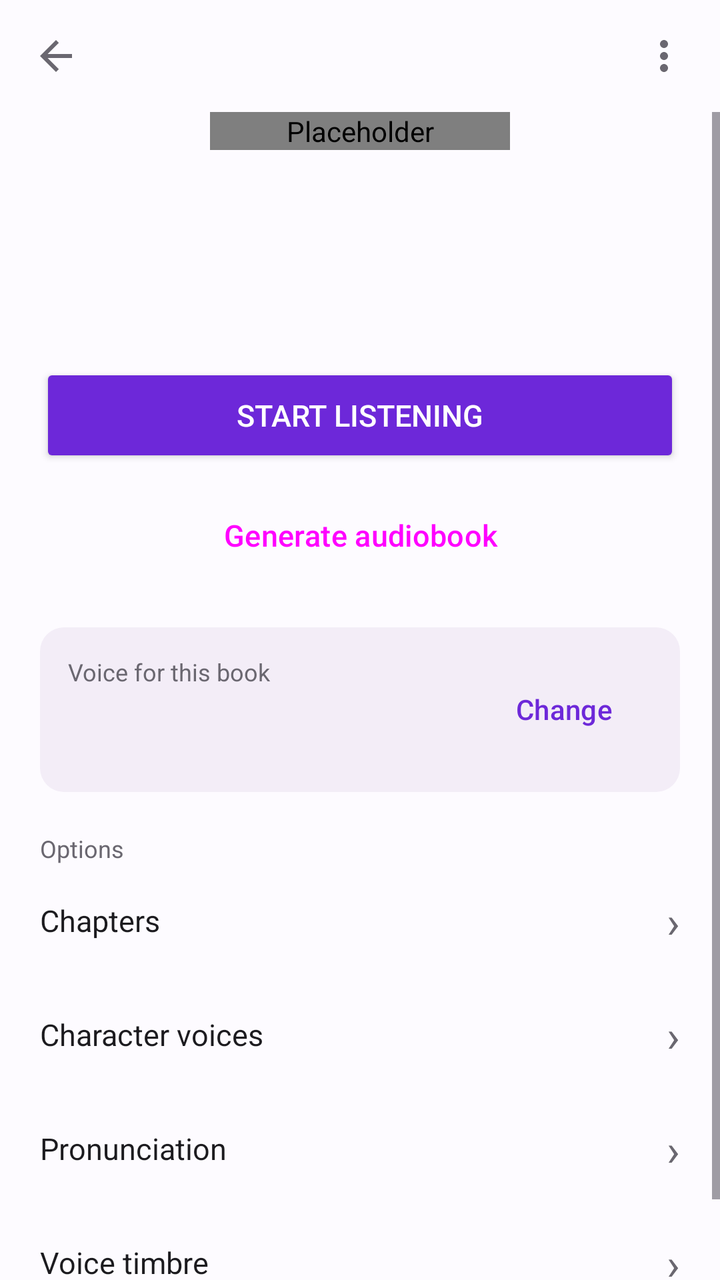
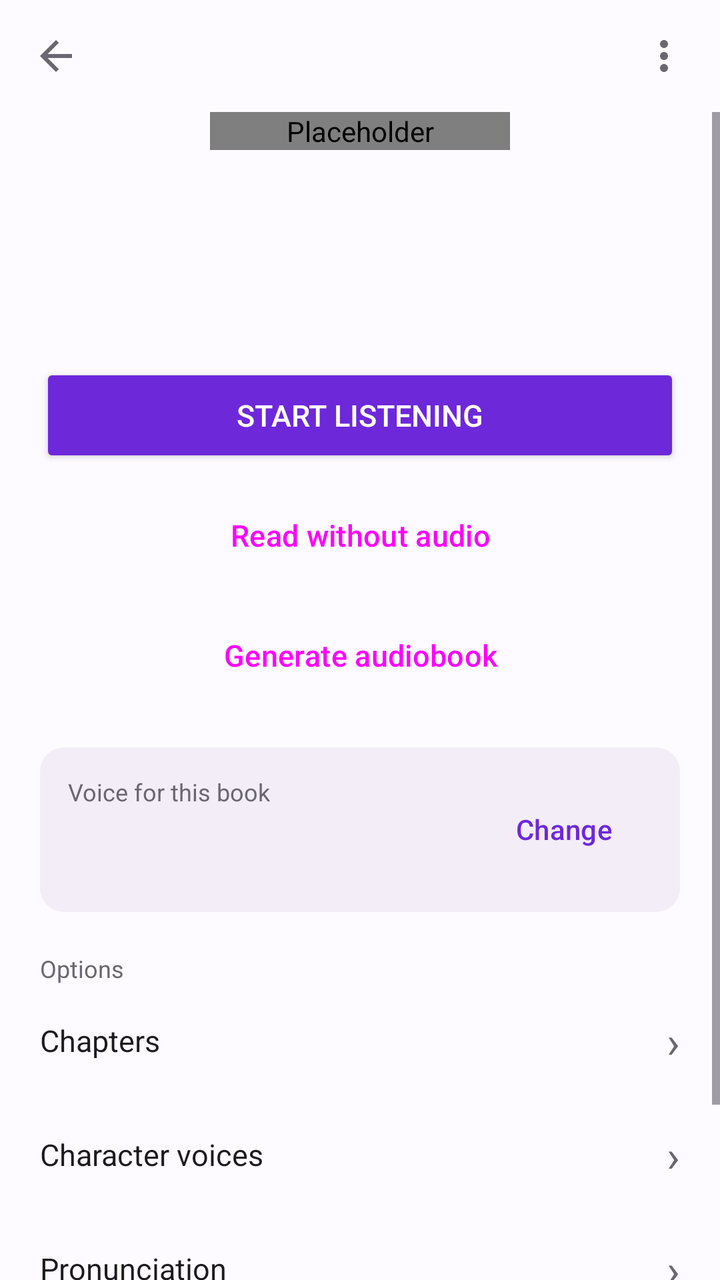

Two renders of the same Android screen: before a commit and after it. Below are the layout's source before the change and the commit's diff.
<!-- AndroidManifest.xml: application theme AppTheme -->
<!-- res/layout/activity_livro.xml -->
<?xml version="1.0" encoding="utf-8"?>
<LinearLayout
    xmlns:android="http://schemas.android.com/apk/res/android"
    xmlns:app="http://schemas.android.com/apk/res-auto"
    android:layout_width="match_parent"
    android:layout_height="match_parent"
    android:orientation="vertical"
    android:background="@color/color_background"
    android:fitsSystemWindows="true">

    <LinearLayout
        android:layout_width="match_parent"
        android:layout_height="56dp"
        android:orientation="horizontal"
        android:paddingStart="4dp"
        android:paddingEnd="4dp"
        android:gravity="center_vertical">

        <ImageButton
            android:id="@+id/btnVoltarLivro"
            android:layout_width="48dp"
            android:layout_height="48dp"
            android:background="@android:color/transparent"
            android:src="@drawable/ic_voltar"
            app:tint="@color/color_on_surface_dim"
            android:contentDescription="@string/cd_voltar"
            android:tooltipText="@string/cd_voltar"/>

        <View
            android:layout_width="0dp"
            android:layout_height="1dp"
            android:layout_weight="1"/>

        <ImageButton
            android:id="@+id/btnMaisLivro"
            android:layout_width="48dp"
            android:layout_height="48dp"
            android:background="@android:color/transparent"
            android:src="@drawable/ic_mais"
            app:tint="@color/color_on_surface_dim"
            android:contentDescription="@string/cd_mais_opcoes"
            android:tooltipText="@string/cd_mais_opcoes"/>
    </LinearLayout>

    <ScrollView
        android:layout_width="match_parent"
        android:layout_height="0dp"
        android:layout_weight="1"
        android:overScrollMode="never">

        <LinearLayout
            android:layout_width="match_parent"
            android:layout_height="wrap_content"
            android:orientation="vertical"
            android:paddingStart="20dp"
            android:paddingEnd="20dp"
            android:paddingBottom="24dp">

            <com.jonjonesbr.audiobookgen.ui.CapaView
                android:id="@+id/ivLivroCapaGrande"
                android:layout_width="150dp"
                android:layout_height="wrap_content"
                android:layout_gravity="center_horizontal"
                android:scaleType="centerCrop"
                android:contentDescription="@null"/>

            <TextView
                android:id="@+id/tvLivroTituloGrande"
                android:layout_width="match_parent"
                android:layout_height="wrap_content"
                android:layout_marginTop="16dp"
                android:gravity="center"
                android:fontFamily="@font/literata"
                android:textColor="@color/color_on_surface"
                android:textSize="22sp"
                android:textStyle="bold"/>

            <TextView
                android:id="@+id/tvLivroAutorGrande"
                android:layout_width="match_parent"
                android:layout_height="wrap_content"
                android:layout_marginTop="4dp"
                android:gravity="center"
                android:textColor="@color/color_on_surface_muted"
                android:textSize="14sp"/>

            <TextView
                android:id="@+id/tvLivroMeta"
                android:layout_width="match_parent"
                android:layout_height="wrap_content"
                android:layout_marginTop="6dp"
                android:gravity="center"
                android:textColor="@color/color_on_surface_dim"
                android:textSize="12sp"/>

            <ProgressBar
                android:id="@+id/pbLivroProgresso"
                style="?android:attr/progressBarStyleHorizontal"
                android:layout_width="match_parent"
                android:layout_height="wrap_content"
                android:layout_marginTop="16dp"
                android:max="1000"
                android:visibility="gone"/>

            <TextView
                android:id="@+id/tvLivroProgresso"
                android:layout_width="match_parent"
                android:layout_height="wrap_content"
                android:layout_marginTop="4dp"
                android:textColor="@color/color_on_surface_dim"
                android:textSize="12sp"
                android:visibility="gone"/>

            <Button
                android:id="@+id/btnLivroContinuar"
                android:layout_width="match_parent"
                android:layout_height="wrap_content"
                android:minHeight="52dp"
                android:layout_marginTop="16dp"
                android:text="@string/livro_comecar"
                android:textSize="15sp"
                android:backgroundTint="?attr/colorPrimary"
                android:textColor="?attr/colorOnPrimary"/>

            <Button
                android:id="@+id/btnLivroGerarAudiobook"
                style="@style/Widget.Material3.Button.TonalButton"
                android:layout_width="match_parent"
                android:layout_height="wrap_content"
                android:minHeight="52dp"
                android:layout_marginTop="8dp"
                android:text="@string/bib_acao_audiobook"
                android:textSize="15sp"/>

            <LinearLayout
                android:layout_width="match_parent"
                android:layout_height="wrap_content"
                android:layout_marginTop="20dp"
                android:orientation="horizontal"
                android:gravity="center_vertical"
                android:padding="14dp"
                android:background="@drawable/bg_card">

                <LinearLayout
                    android:layout_width="0dp"
                    android:layout_height="wrap_content"
                    android:layout_weight="1"
                    android:orientation="vertical">

                    <TextView
                        android:layout_width="match_parent"
                        android:layout_height="wrap_content"
                        android:text="@string/livro_voz_titulo"
                        android:textColor="@color/color_on_surface_dim"
                        android:textSize="12sp"/>

                    <TextView
                        android:id="@+id/tvLivroVozNome"
                        android:layout_width="match_parent"
                        android:layout_height="wrap_content"
                        android:textColor="@color/color_on_surface"
                        android:textSize="16sp"
                        android:textStyle="bold"/>

                    <TextView
                        android:id="@+id/tvLivroVozDetalhe"
                        android:layout_width="match_parent"
                        android:layout_height="wrap_content"
                        android:textColor="@color/color_on_surface_muted"
                        android:textSize="12sp"/>
                </LinearLayout>

                <Button
                    android:id="@+id/btnTrocarVozLivro"
                    style="@style/Widget.Material3.Button.TextButton"
                    android:layout_width="wrap_content"
                    android:layout_height="wrap_content"
                    android:text="@string/livro_trocar"
                    android:textColor="?attr/colorPrimary"/>
            </LinearLayout>

            <TextView
                android:layout_width="match_parent"
                android:layout_height="wrap_content"
                android:layout_marginTop="20dp"
                android:text="@string/livro_opcoes_titulo"
                android:textColor="@color/color_on_surface_dim"
                android:textSize="12sp"/>

            <LinearLayout
                android:id="@+id/linhaCapitulosLivro"
                android:layout_width="match_parent"
                android:layout_height="wrap_content"
                android:minHeight="56dp"
                android:gravity="center_vertical"
                android:orientation="horizontal"
                android:background="?attr/selectableItemBackground"
                android:clickable="true"
                android:focusable="true">

                <TextView
                    android:layout_width="0dp"
                    android:layout_height="wrap_content"
                    android:layout_weight="1"
                    android:text="@string/livro_op_capitulos"
                    android:textColor="@color/color_on_surface"
                    android:textSize="15sp"/>

                <TextView
                    android:layout_width="wrap_content"
                    android:layout_height="wrap_content"
                    android:text="›"
                    android:textColor="@color/color_on_surface_dim"
                    android:textSize="22sp"/>
            </LinearLayout>

            <View android:layout_width="match_parent" android:layout_height="1dp" android:background="@color/color_divider"/>

            <LinearLayout
                android:id="@+id/linhaPersonagensLivro"
                android:layout_width="match_parent"
                android:layout_height="wrap_content"
                android:minHeight="56dp"
                android:gravity="center_vertical"
                android:orientation="horizontal"
                android:background="?attr/selectableItemBackground"
                android:clickable="true"
                android:focusable="true">

                <TextView
                    android:layout_width="0dp"
                    android:layout_height="wrap_content"
                    android:layout_weight="1"
                    android:text="@string/livro_op_personagens"
                    android:textColor="@color/color_on_surface"
                    android:textSize="15sp"/>

                <TextView
                    android:layout_width="wrap_content"
                    android:layout_height="wrap_content"
                    android:text="›"
                    android:textColor="@color/color_on_surface_dim"
                    android:textSize="22sp"/>
            </LinearLayout>

            <View android:layout_width="match_parent" android:layout_height="1dp" android:background="@color/color_divider"/>

            <LinearLayout
                android:id="@+id/linhaPronunciaLivro"
                android:layout_width="match_parent"
                android:layout_height="wrap_content"
                android:minHeight="56dp"
                android:gravity="center_vertical"
                android:orientation="horizontal"
                android:background="?attr/selectableItemBackground"
                android:clickable="true"
                android:focusable="true">

                <TextView
                    android:layout_width="0dp"
                    android:layout_height="wrap_content"
                    android:layout_weight="1"
                    android:text="@string/livro_op_pronuncia"
                    android:textColor="@color/color_on_surface"
                    android:textSize="15sp"/>

                <TextView
                    android:layout_width="wrap_content"
                    android:layout_height="wrap_content"
                    android:text="›"
                    android:textColor="@color/color_on_surface_dim"
                    android:textSize="22sp"/>
            </LinearLayout>

            <View android:layout_width="match_parent" android:layout_height="1dp" android:background="@color/color_divider"/>

            <LinearLayout
                android:id="@+id/linhaTimbreLivro"
                android:layout_width="match_parent"
                android:layout_height="wrap_content"
                android:minHeight="56dp"
                android:gravity="center_vertical"
                android:orientation="horizontal"
                android:background="?attr/selectableItemBackground"
                android:clickable="true"
                android:focusable="true">

                <TextView
                    android:layout_width="0dp"
                    android:layout_height="wrap_content"
                    android:layout_weight="1"
                    android:text="@string/livro_op_timbre"
                    android:textColor="@color/color_on_surface"
                    android:textSize="15sp"/>

                <TextView
                    android:layout_width="wrap_content"
                    android:layout_height="wrap_content"
                    android:text="›"
                    android:textColor="@color/color_on_surface_dim"
                    android:textSize="22sp"/>
            </LinearLayout>
        </LinearLayout>
    </ScrollView>

    <include
        layout="@layout/view_mini_player"
        android:layout_width="match_parent"
        android:layout_height="wrap_content"/>
</LinearLayout>
<!-- res/layout/view_mini_player.xml (included above) -->
<?xml version="1.0" encoding="utf-8"?>
<LinearLayout
    xmlns:android="http://schemas.android.com/apk/res/android"
    xmlns:app="http://schemas.android.com/apk/res-auto"
    android:id="@+id/miniPlayerRoot"
    android:layout_width="match_parent"
    android:layout_height="wrap_content"
    android:orientation="vertical"
    android:background="@color/color_surface"
    android:elevation="8dp"
    android:visibility="gone">

    <View
        android:layout_width="match_parent"
        android:layout_height="1dp"
        android:background="@color/color_divider"/>

    
    <LinearLayout
        android:id="@+id/guidedIndicatorBar"
        android:layout_width="match_parent"
        android:layout_height="52dp"
        android:orientation="horizontal"
        android:gravity="center_vertical"
        android:paddingStart="14dp"
        android:paddingEnd="8dp"
        android:background="@color/color_surface"
        android:visibility="gone">

        <TextView
            android:id="@+id/guidedIndicatorText"
            android:layout_width="0dp"
            android:layout_height="wrap_content"
            android:layout_weight="1"
            android:maxLines="1"
            android:ellipsize="end"
            android:textSize="13sp"
            android:textStyle="bold"
            android:textColor="@color/color_on_surface"/>

        <ImageButton
            android:id="@+id/guidedIndicatorPlayPause"
            android:layout_width="48dp"
            android:layout_height="48dp"
            android:background="@android:color/transparent"
            android:padding="4dp"
            android:src="@drawable/ic_player_pause"
            app:tint="@color/color_primary"
            android:contentDescription="@string/cd_play_pause"
            android:tooltipText="@string/cd_play_pause"/>

    </LinearLayout>

    <LinearLayout
        android:id="@+id/miniPlayerBar"
        android:layout_width="match_parent"
        android:layout_height="56dp"
        android:orientation="horizontal"
        android:gravity="center_vertical"
        android:paddingStart="12dp"
        android:paddingEnd="8dp">

        <TextView
            android:id="@+id/miniPlayerNome"
            android:layout_width="0dp"
            android:layout_height="wrap_content"
            android:layout_weight="1"
            android:maxLines="1"
            android:ellipsize="end"
            android:textSize="13sp"
            android:textStyle="bold"
            android:textColor="@color/color_on_surface"/>

        <ImageButton
            android:id="@+id/miniPlayerPlayPause"
            android:layout_width="48dp"
            android:layout_height="48dp"
            android:background="@android:color/transparent"
            android:padding="4dp"
            android:src="@drawable/ic_player_play"
            app:tint="@color/color_primary"
            android:contentDescription="@string/cd_play_pause"
            android:tooltipText="@string/cd_play_pause"/>

        <ImageButton
            android:id="@+id/miniPlayerExpandir"
            android:layout_width="48dp"
            android:layout_height="48dp"
            android:background="@android:color/transparent"
            android:padding="6dp"
            android:src="@android:drawable/arrow_up_float"
            app:tint="@color/color_on_surface_muted"
            android:contentDescription="@string/cd_expandir_player"
            android:tooltipText="@string/cd_expandir_player"/>

        
        <ImageButton
            android:id="@+id/miniPlayerFechar"
            android:layout_width="48dp"
            android:layout_height="48dp"
            android:background="@android:color/transparent"
            android:padding="8dp"
            android:src="@drawable/ic_player_fechar"
            app:tint="@color/color_on_surface_muted"
            android:contentDescription="@string/cd_fechar_player"
            android:tooltipText="@string/cd_fechar_player"/>

    </LinearLayout>

    <LinearLayout
        android:id="@+id/miniPlayerExpanded"
        android:layout_width="match_parent"
        android:layout_height="wrap_content"
        android:orientation="vertical"
        android:paddingStart="12dp"
        android:paddingEnd="12dp"
        android:paddingBottom="8dp"
        android:visibility="gone">

        <TextView
            android:id="@+id/miniPlayerTempo"
            android:layout_width="match_parent"
            android:layout_height="wrap_content"
            android:gravity="end"
            android:textSize="12sp"
            android:textColor="@color/color_on_surface_muted"
            android:text="@string/tempo_inicial"/>

        <SeekBar
            android:id="@+id/miniPlayerSeek"
            android:layout_width="match_parent"
            android:layout_height="wrap_content"
            android:progressTint="@color/color_primary"/>

        <LinearLayout
            android:layout_width="match_parent"
            android:layout_height="wrap_content"
            android:gravity="center"
            android:orientation="horizontal"
            android:layout_marginTop="4dp">

            <Button
                android:id="@+id/miniPlayerRecuar"
                android:layout_width="wrap_content"
                android:layout_height="wrap_content"
android:text="@string/mini_player_recuar"
                    android:textColor="@color/color_on_surface"
                    android:textSize="12sp"
                    style="@style/Widget.Material3.Button.TextButton"/>

            <ImageButton
                android:id="@+id/miniPlayerPlayPauseGrande"
                android:layout_width="52dp"
                android:layout_height="52dp"
                android:background="@drawable/bg_play_button"
                android:src="@drawable/ic_player_play"
                app:tint="@color/color_on_surface"
                android:contentDescription="@string/cd_play_pause"
                android:tooltipText="@string/cd_play_pause"
                android:layout_marginStart="8dp"
                android:layout_marginEnd="8dp"/>

            <Button
                android:id="@+id/miniPlayerAvancar"
                android:layout_width="wrap_content"
                android:layout_height="wrap_content"
android:text="@string/mini_player_avancar"
                    android:textColor="@color/color_on_surface"
                    android:textSize="12sp"
                    style="@style/Widget.Material3.Button.TextButton"/>

            <Button
                android:id="@+id/miniPlayerSleepTimer"
                android:layout_width="wrap_content"
                android:layout_height="wrap_content"
                android:text="😴"
                android:textSize="16sp"
                android:textColor="@color/color_on_surface"
                android:background="@android:color/transparent"
                android:contentDescription="@string/cd_sleep_timer"
                android:layout_marginStart="8dp"/>

        </LinearLayout>

        <HorizontalScrollView
            android:layout_width="match_parent"
            android:layout_height="wrap_content"
            android:scrollbars="none"
            android:layout_marginTop="4dp">

        <LinearLayout
            android:layout_width="wrap_content"
            android:layout_height="wrap_content"
            android:layout_gravity="center_horizontal"
            android:orientation="horizontal"
            android:gravity="center">

            <Button
                android:id="@+id/miniPlayerVel075"
                android:layout_width="wrap_content"
                android:layout_height="wrap_content"
android:text="@string/mini_player_vel_075"
                    android:textColor="@color/color_on_surface"
                android:textSize="12sp"
                style="@style/Widget.Material3.Button.TextButton"/>

            <Button
                android:id="@+id/miniPlayerVel100"
                android:layout_width="wrap_content"
                android:layout_height="wrap_content"
android:text="@string/mini_player_vel_100"
                    android:textColor="@color/color_on_surface"
                android:textSize="12sp"
                style="@style/Widget.Material3.Button.TextButton"/>

            <Button
                android:id="@+id/miniPlayerVel125"
                android:layout_width="wrap_content"
                android:layout_height="wrap_content"
android:text="@string/mini_player_vel_125"
                    android:textColor="@color/color_on_surface"
                android:textSize="12sp"
                style="@style/Widget.Material3.Button.TextButton"/>

            <Button
                android:id="@+id/miniPlayerVel150"
                android:layout_width="wrap_content"
                android:layout_height="wrap_content"
android:text="@string/mini_player_vel_150"
                    android:textColor="@color/color_on_surface"
                android:textSize="12sp"
                style="@style/Widget.Material3.Button.TextButton"/>

            <Button
                android:id="@+id/miniPlayerVel200"
                android:layout_width="wrap_content"
                android:layout_height="wrap_content"
android:text="@string/mini_player_vel_200"
                    android:textColor="@color/color_on_surface"
                android:textSize="12sp"
                style="@style/Widget.Material3.Button.TextButton"/>

        </LinearLayout>

        </HorizontalScrollView>

        <Button
            android:id="@+id/miniPlayerLerLivro"
            android:layout_width="wrap_content"
            android:layout_height="wrap_content"
            android:layout_gravity="center_horizontal"
            android:layout_marginTop="4dp"
            android:text="@string/mini_player_ler_livro"
            android:textColor="@color/color_on_surface"
            android:textSize="12sp"
            android:background="@android:color/transparent"
            android:visibility="gone"
            style="@style/Widget.Material3.Button.TextButton"/>

        <Button
            android:id="@+id/miniPlayerCapitulos"
            android:layout_width="wrap_content"
            android:layout_height="wrap_content"
            android:layout_gravity="center_horizontal"
            android:layout_marginTop="4dp"
            android:text="@string/action_capitulos"
            android:textColor="@color/color_on_surface"
            android:textSize="12sp"
            android:background="@android:color/transparent"
            android:visibility="gone"
            style="@style/Widget.Material3.Button.TextButton"/>

    </LinearLayout>

</LinearLayout>
<!-- resources referenced by this layout -->
<resources>
  <!-- drawable bg_card (drawable) -->
  <?xml version="1.0" encoding="utf-8"?>
  <shape xmlns:android="http://schemas.android.com/apk/res/android"
      android:shape="rectangle">
      <solid android:color="@color/color_surface"/>
      <corners android:radius="12dp"/>
  </shape>
  <!-- drawable bg_play_button (drawable) -->
  <?xml version="1.0" encoding="utf-8"?>
  <shape xmlns:android="http://schemas.android.com/apk/res/android"
      android:shape="oval">
      <solid android:color="@color/color_primary"/>
  </shape>
  <!-- drawable ic_player_fechar (drawable) -->
  <?xml version="1.0" encoding="utf-8"?>
  <vector xmlns:android="http://schemas.android.com/apk/res/android"
      android:width="24dp"
      android:height="24dp"
      android:viewportWidth="24"
      android:viewportHeight="24">
      <path
          android:fillColor="#FFFFFFFF"
          android:pathData="M19,6.41L17.59,5 12,10.59 6.41,5 5,6.41 10.59,12 5,17.59 6.41,19 12,13.41 17.59,19 19,17.59 13.41,12z"/>
  </vector>
  <!-- drawable ic_player_pause (drawable) -->
  <?xml version="1.0" encoding="utf-8"?>
  <vector xmlns:android="http://schemas.android.com/apk/res/android"
      android:width="24dp"
      android:height="24dp"
      android:viewportWidth="24"
      android:viewportHeight="24">
      <path
          android:fillColor="#FFFFFFFF"
          android:pathData="M6,19h4V5H6v14zM14,5v14h4V5h-4z"/>
  </vector>
  <!-- drawable ic_player_play (drawable) -->
  <?xml version="1.0" encoding="utf-8"?>
  <vector xmlns:android="http://schemas.android.com/apk/res/android"
      android:width="24dp"
      android:height="24dp"
      android:viewportWidth="24"
      android:viewportHeight="24">
      <path
          android:fillColor="#FFFFFFFF"
          android:pathData="M8,5v14l11,-7z"/>
  </vector>
  <!-- drawable ic_voltar (drawable) -->
  <?xml version="1.0" encoding="utf-8"?>
  <vector xmlns:android="http://schemas.android.com/apk/res/android"
      android:width="24dp"
      android:height="24dp"
      android:viewportWidth="24"
      android:viewportHeight="24">
      <path
          android:fillColor="#FFFFFFFF"
          android:pathData="M20,11H7.83l5.59,-5.59L12,4l-8,8 8,8 1.41,-1.41L7.83,13H20v-2z"/>
  </vector>
  <string name="action_capitulos">Chapters</string>
  <string name="bib_acao_audiobook">Generate audiobook</string>
  <string name="cd_expandir_player">Expand player</string>
  <string name="cd_fechar_player">Close player</string>
  <string name="cd_mais_opcoes">More options</string>
  <string name="cd_play_pause">Play/Pause</string>
  <string name="cd_sleep_timer">Sleep timer</string>
  <string name="cd_voltar">Back</string>
  <string name="livro_comecar">Start listening</string>
  <string name="livro_op_capitulos">Chapters</string>
  <string name="livro_op_personagens">Character voices</string>
  <string name="livro_op_pronuncia">Pronunciation</string>
  <string name="livro_op_timbre">Voice timbre</string>
  <string name="livro_opcoes_titulo">Options</string>
  <string name="livro_trocar">Change</string>
  <string name="livro_voz_titulo">Voice for this book</string>
  <string name="mini_player_avancar">+15s</string>
  <string name="mini_player_ler_livro">📖 Read this book</string>
  <string name="mini_player_recuar">-15s</string>
  <string name="mini_player_vel_075">0.75x</string>
  <string name="mini_player_vel_100">1x</string>
  <string name="mini_player_vel_125">1.25x</string>
  <string name="mini_player_vel_150">1.5x</string>
  <string name="mini_player_vel_200">2x</string>
  <string name="tempo_inicial">0:00 / 0:00</string>
  <!-- unchanged entries left out for length: 2 -->
</resources>

<!-- the commit's change to res/layout/activity_livro.xml (unified diff, before → after) -->
@@ -121,6 +121,16 @@
                 android:textSize="15sp"
                 android:backgroundTint="?attr/colorPrimary"
                 android:textColor="?attr/colorOnPrimary"/>
+
+            <Button
+                android:id="@+id/btnLivroLerSemAudio"
+                style="@style/Widget.Material3.Button.OutlinedButton"
+                android:layout_width="match_parent"
+                android:layout_height="wrap_content"
+                android:minHeight="52dp"
+                android:layout_marginTop="8dp"
+                android:text="@string/livro_ler_sem_audio"
+                android:textSize="15sp"/>
 
             <Button
                 android:id="@+id/btnLivroGerarAudiobook"
<!-- resource entries referenced after the edit -->
@@ -66,6 +66,7 @@
   <string name="cd_sleep_timer">Sleep timer</string>
   <string name="cd_voltar">Back</string>
   <string name="livro_comecar">Start listening</string>
+  <string name="livro_ler_sem_audio">Read without audio</string>
   <string name="livro_op_capitulos">Chapters</string>
   <string name="livro_op_personagens">Character voices</string>
   <string name="livro_op_pronuncia">Pronunciation</string>
